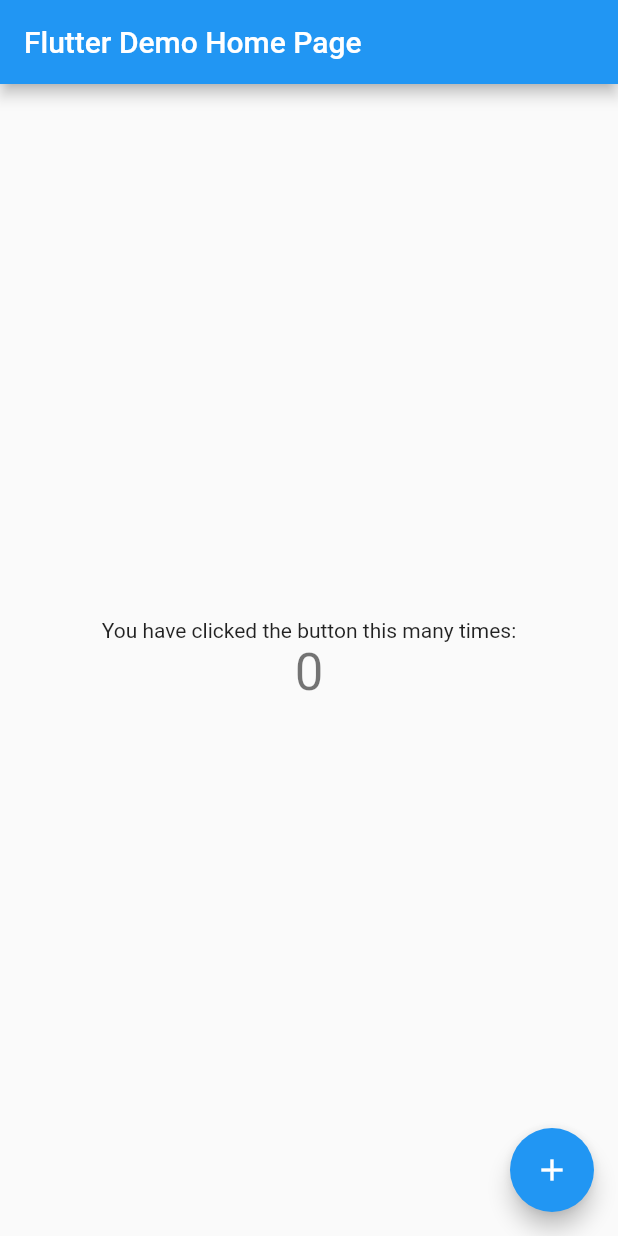
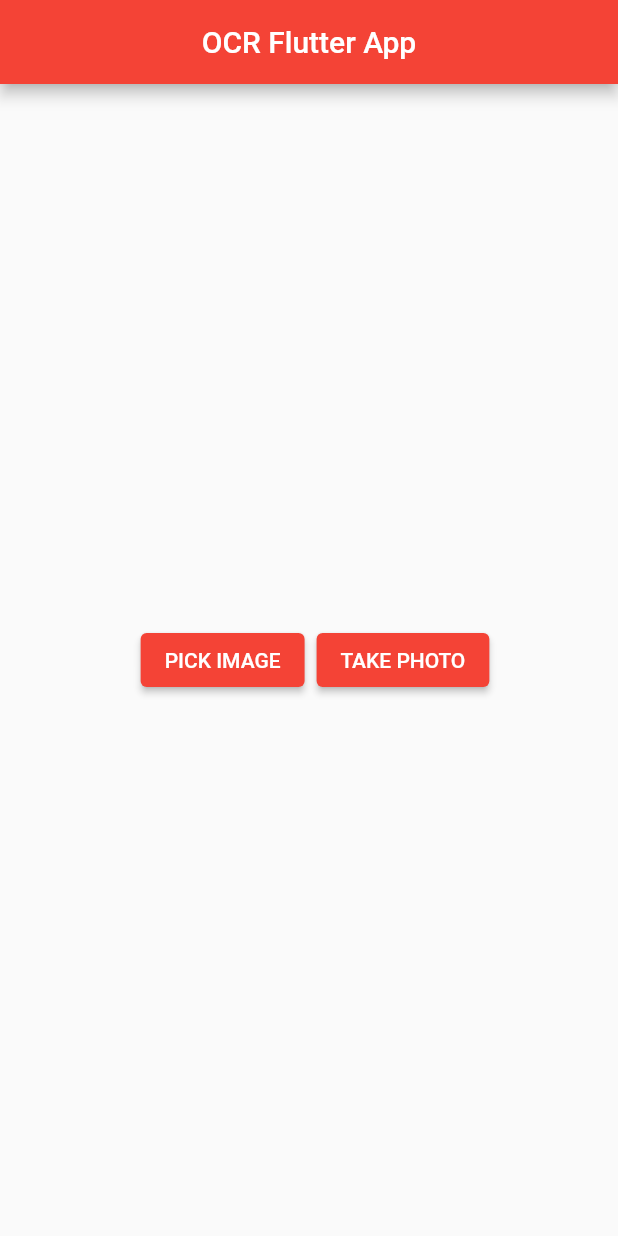
Before and after one commit to KPlusa/text-recognition-flutter, a Flutter app: the screen it shows after launch, on a phone screen of 412 x 824 dp. Run offline on Flutter 3.47's test engine with Material 2 defaults, Android fonts, the phone set to English and light mode, and no system bars.

Commit message:
Add two buttons for picking images and taking photos

```diff
--- a/lib/main.dart
+++ b/lib/main.dart
@@ -11,38 +11,16 @@ class MyApp extends StatelessWidget {
   @override
   Widget build(BuildContext context) {
     return MaterialApp(
-      title: 'Flutter Demo',
-      theme: ThemeData(
-        // This is the theme of your application.
-        //
-        // Try running your application with "flutter run". You'll see the
-        // application has a blue toolbar. Then, without quitting the app, try
-        // changing the primarySwatch below to Colors.green and then invoke
-        // "hot reload" (press "r" in the console where you ran "flutter run",
-        // or simply save your changes to "hot reload" in a Flutter IDE).
-        // Notice that the counter didn't reset back to zero; the application
-        // is not restarted.
-        primarySwatch: Colors.blue,
-      ),
-      home: const MyHomePage(title: 'Flutter Demo Home Page'),
+      title: 'OCR Flutter App',
+      theme: ThemeData(primarySwatch: Colors.red),
+      home: const MyHomePage(title: 'OCR Flutter App'),
     );
   }
 }
 
 class MyHomePage extends StatefulWidget {
   const MyHomePage({super.key, required this.title});
-
-  // This widget is the home page of your application. It is stateful, meaning
-  // that it has a State object (defined below) that contains fields that affect
-  // how it looks.
-
-  // This class is the configuration for the state. It holds the values (in this
-  // case the title) provided by the parent (in this case the App widget) and
-  // used by the build method of the State. Fields in a Widget subclass are
-  // always marked "final".
-
   final String title;
-
   @override
   State<MyHomePage> createState() => _MyHomePageState();
 }
@@ -74,6 +52,7 @@ class _MyHomePageState extends State<MyHomePage> {
         // Here we take the value from the MyHomePage object that was created by
         // the App.build method, and use it to set our appbar title.
         title: Text(widget.title),
+        centerTitle: true,
       ),
       body: Center(
         // Center is a layout widget. It takes a single child and positions it
@@ -95,21 +74,28 @@ class _MyHomePageState extends State<MyHomePage> {
           // horizontal).
           mainAxisAlignment: MainAxisAlignment.center,
           children: <Widget>[
-            const Text(
-              'You have clicked the button this many times:',
-            ),
-            Text(
-              '$_counter',
-              style: Theme.of(context).textTheme.headlineMedium,
-            ),
+            Row(
+              mainAxisAlignment: MainAxisAlignment.center,
+              children: [
+              Padding(
+                padding: const EdgeInsets.all(8.0),
+                child: ElevatedButton(
+                  onPressed: () {
+                    print('pick image');
+                  },
+                  child: Text('PICK IMAGE'),
+                ),
+              ),
+              ElevatedButton(
+                onPressed: () {
+                  print('button pressed!');
+                },
+                child: Text('TAKE PHOTO'),
+              ),
+            ])
           ],
         ),
-      ),
-      floatingActionButton: FloatingActionButton(
-        onPressed: _incrementCounter,
-        tooltip: 'Increment',
-        child: const Icon(Icons.add),
-      ), // This trailing comma makes auto-formatting nicer for build methods.
+      )
     );
   }
 }
```
